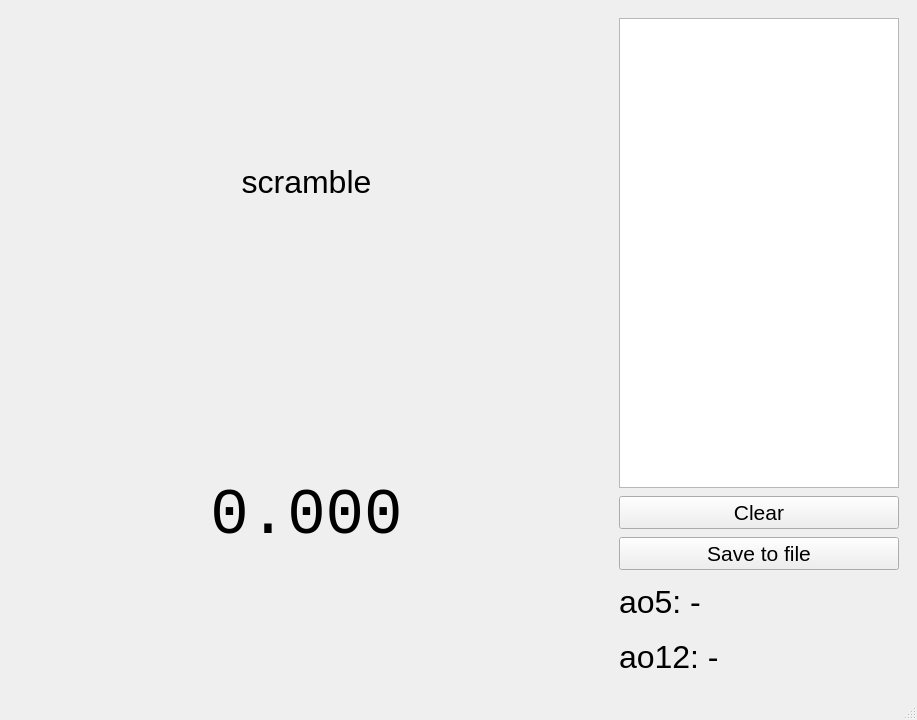
ChaekPlay/CubicTimer, file mainwindow.ui: the form before one commit.
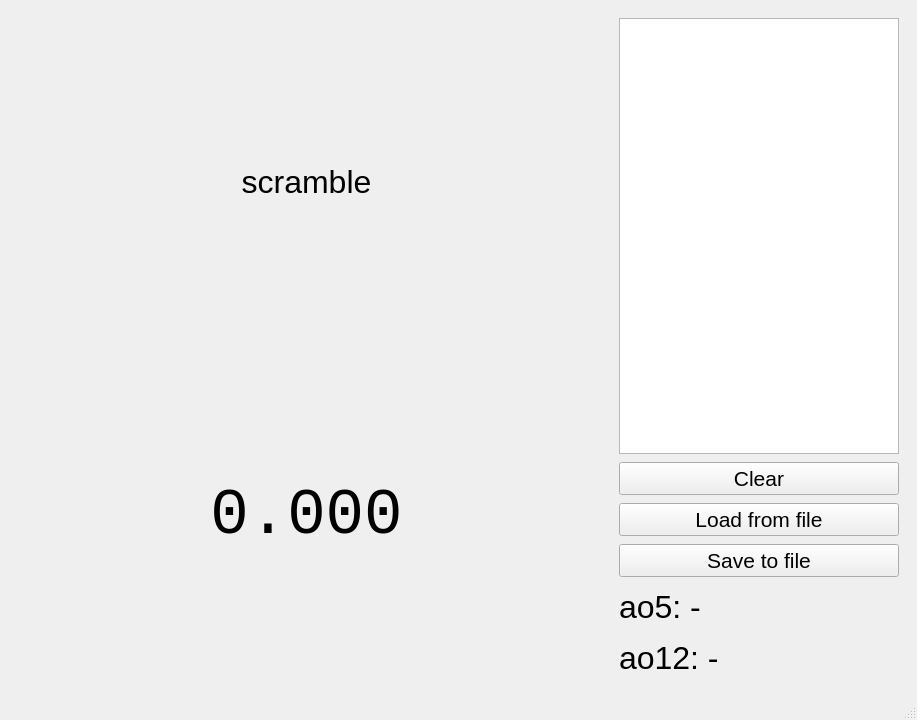
The form after the commit.

Commit message: load from file, stable release

Diff of the .ui file:
```diff
--- a/mainwindow.ui
+++ b/mainwindow.ui
@@ -87,7 +87,7 @@
         <height>0</height>
        </size>
       </property>
-      <layout class="QVBoxLayout" name="verticalLayout_2" stretch="10,0,0,1,1">
+      <layout class="QVBoxLayout" name="verticalLayout_2" stretch="10,0,0,0,1,1">
        <property name="spacing">
         <number>8</number>
        </property>
@@ -118,6 +118,18 @@
          </property>
         </widget>
        </item>
+       <item>
+        <widget class="QPushButton" name="loadFromFile">
+         <property name="font">
+          <font>
+           <pointsize>16</pointsize>
+          </font>
+         </property>
+         <property name="text">
+          <string>Load from file</string>
+         </property>
+        </widget>
+       </item>
        <item>
         <widget class="QPushButton" name="saveToFileButton">
          <property name="font">
```
The commit also changes 6 other files.
